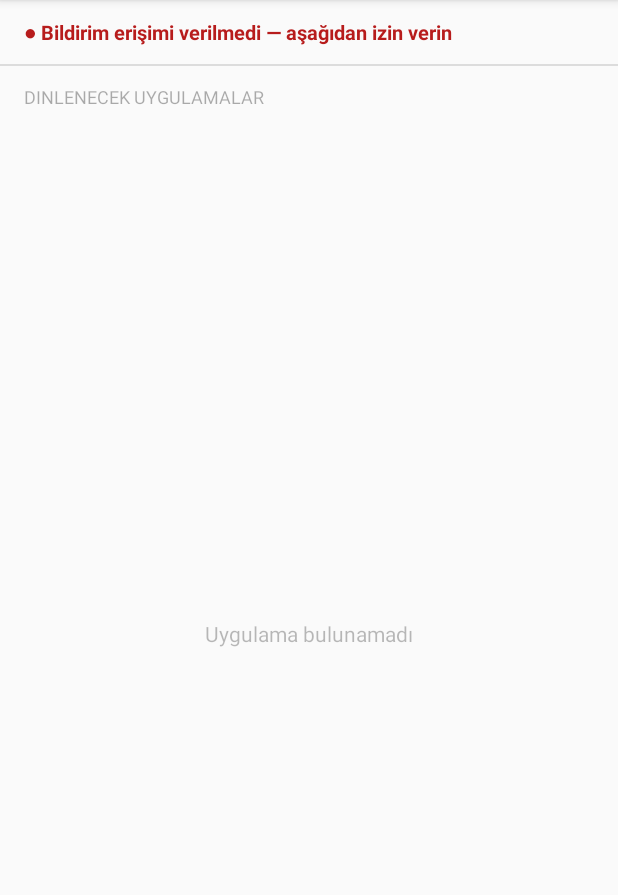
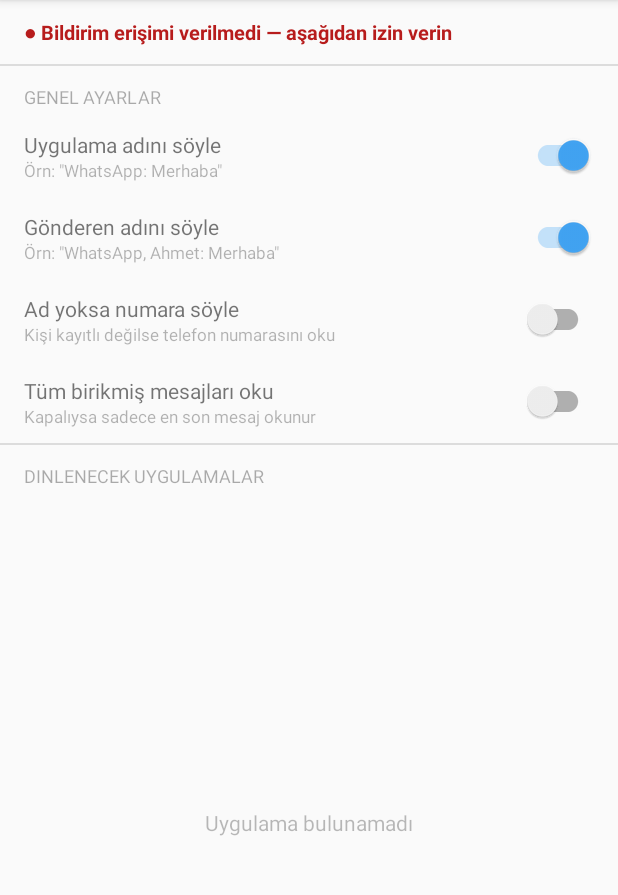
Before and after one commit to hakanerbasss/hakanerbasss.github.io, an Android app: the screen it shows after launch (MainActivity), on a phone screen of 412 x 824 dp, the part 84-979 px from its top. Run offline under Robolectric (Android 15) with nearby library versions, the phone set to English and light mode, and no system bars.

Commit message:
feat: uygulama adı / gönderen / numara / tüm mesajlar ayarları eklendi

```diff
--- a/notification-reader/app/src/main/java/com/hakanerbasss/notificationreader/AppPreferences.kt
+++ b/notification-reader/app/src/main/java/com/hakanerbasss/notificationreader/AppPreferences.kt
@@ -11,4 +11,16 @@ class AppPreferences(context: Context) {
     fun setAppEnabled(packageName: String, enabled: Boolean) {
         prefs.edit().putBoolean("pkg_$packageName", enabled).apply()
     }
+
+    fun isAnnounceApp(): Boolean = prefs.getBoolean("announce_app", true)
+    fun setAnnounceApp(v: Boolean) { prefs.edit().putBoolean("announce_app", v).apply() }
+
+    fun isAnnounceSender(): Boolean = prefs.getBoolean("announce_sender", true)
+    fun setAnnounceSender(v: Boolean) { prefs.edit().putBoolean("announce_sender", v).apply() }
+
+    fun isAnnounceNumber(): Boolean = prefs.getBoolean("announce_number", false)
+    fun setAnnounceNumber(v: Boolean) { prefs.edit().putBoolean("announce_number", v).apply() }
+
+    fun isReadAllMessages(): Boolean = prefs.getBoolean("read_all_msgs", false)
+    fun setReadAllMessages(v: Boolean) { prefs.edit().putBoolean("read_all_msgs", v).apply() }
 }
--- a/notification-reader/app/src/main/java/com/hakanerbasss/notificationreader/MainActivity.kt
+++ b/notification-reader/app/src/main/java/com/hakanerbasss/notificationreader/MainActivity.kt
@@ -9,6 +9,7 @@ import android.widget.ProgressBar
 import android.widget.TextView
 import androidx.appcompat.app.AlertDialog
 import androidx.appcompat.app.AppCompatActivity
+import androidx.appcompat.widget.SwitchCompat
 import androidx.recyclerview.widget.DividerItemDecoration
 import androidx.recyclerview.widget.LinearLayoutManager
 import androidx.recyclerview.widget.RecyclerView
@@ -39,12 +40,62 @@ class MainActivity : AppCompatActivity() {
         recyclerView.layoutManager = lm
         recyclerView.addItemDecoration(DividerItemDecoration(this, lm.orientation))
 
+        setupSettings()
         loadApps()
     }
 
     override fun onResume() {
         super.onResume()
         updatePermissionStatus()
+    }
+
+    private fun setupSettings() {
+        bindSetting(
+            rowId = R.id.row_announce_app,
+            title = "Uygulama adını söyle",
+            desc = "Örn: \"WhatsApp: Merhaba\"",
+            get = { prefs.isAnnounceApp() },
+            set = { prefs.setAnnounceApp(it) }
+        )
+        bindSetting(
+            rowId = R.id.row_announce_sender,
+            title = "Gönderen adını söyle",
+            desc = "Örn: \"WhatsApp, Ahmet: Merhaba\"",
+            get = { prefs.isAnnounceSender() },
+            set = { prefs.setAnnounceSender(it) }
+        )
+        bindSetting(
+            rowId = R.id.row_announce_number,
+            title = "Ad yoksa numara söyle",
+            desc = "Kişi kayıtlı değilse telefon numarasını oku",
+            get = { prefs.isAnnounceNumber() },
+            set = { prefs.setAnnounceNumber(it) }
+        )
+        bindSetting(
+            rowId = R.id.row_read_all,
+            title = "Tüm birikmiş mesajları oku",
+            desc = "Kapalıysa sadece en son mesaj okunur",
+            get = { prefs.isReadAllMessages() },
+            set = { prefs.setReadAllMessages(it) }
+        )
+    }
+
+    private fun bindSetting(
+        rowId: Int,
+        title: String,
+        desc: String,
+        get: () -> Boolean,
+        set: (Boolean) -> Unit
+    ) {
+        val row = findViewById<View>(rowId)
+        row.findViewById<TextView>(R.id.setting_title).text = title
+        val descView = row.findViewById<TextView>(R.id.setting_desc)
+        descView.text = desc
+        descView.visibility = View.VISIBLE
+        val sw = row.findViewById<SwitchCompat>(R.id.setting_switch)
+        sw.isChecked = get()
+        sw.setOnCheckedChangeListener { _, checked -> set(checked) }
+        row.setOnClickListener { sw.toggle() }
     }
 
     private fun updatePermissionStatus() {
--- a/notification-reader/app/src/main/res/layout/activity_main.xml
+++ b/notification-reader/app/src/main/res/layout/activity_main.xml
@@ -18,20 +18,56 @@
         android:layout_height="1dp"
         android:background="?android:attr/listDivider" />
 
+    <!-- Genel Ayarlar -->
     <TextView
         android:layout_width="match_parent"
         android:layout_height="wrap_content"
         android:paddingHorizontal="16dp"
         android:paddingTop="12dp"
         android:paddingBottom="4dp"
-        android:text="Dinlenecek uygulamalar"
+        android:text="Genel Ayarlar"
+        android:textSize="12sp"
+        android:textAllCaps="true"
+        android:alpha="0.6" />
+
+    <LinearLayout
+        android:layout_width="match_parent"
+        android:layout_height="wrap_content"
+        android:orientation="vertical"
+        android:paddingHorizontal="8dp">
+
+        <include layout="@layout/item_setting"
+            android:id="@+id/row_announce_app" />
+        <include layout="@layout/item_setting"
+            android:id="@+id/row_announce_sender" />
+        <include layout="@layout/item_setting"
+            android:id="@+id/row_announce_number" />
+        <include layout="@layout/item_setting"
+            android:id="@+id/row_read_all" />
+
+    </LinearLayout>
+
+    <View
+        android:layout_width="match_parent"
+        android:layout_height="1dp"
+        android:background="?android:attr/listDivider" />
+
+    <!-- Uygulama Listesi -->
+    <TextView
+        android:layout_width="match_parent"
+        android:layout_height="wrap_content"
+        android:paddingHorizontal="16dp"
+        android:paddingTop="12dp"
+        android:paddingBottom="4dp"
+        android:text="Dinlenecek Uygulamalar"
         android:textSize="12sp"
         android:textAllCaps="true"
         android:alpha="0.6" />
 
     <FrameLayout
         android:layout_width="match_parent"
-        android:layout_height="match_parent">
+        android:layout_height="0dp"
+        android:layout_weight="1">
 
         <ProgressBar
             android:id="@+id/progress_bar"
--- /dev/null
+++ b/notification-reader/app/src/main/res/layout/item_setting.xml
@@ -0,0 +1,39 @@
+<?xml version="1.0" encoding="utf-8"?>
+<LinearLayout xmlns:android="http://schemas.android.com/apk/res/android"
+    android:layout_width="match_parent"
+    android:layout_height="wrap_content"
+    android:gravity="center_vertical"
+    android:paddingHorizontal="8dp"
+    android:paddingVertical="2dp"
+    android:background="?attr/selectableItemBackground"
+    android:orientation="horizontal">
+
+    <LinearLayout
+        android:layout_width="0dp"
+        android:layout_height="wrap_content"
+        android:layout_weight="1"
+        android:orientation="vertical"
+        android:paddingVertical="8dp">
+
+        <TextView
+            android:id="@+id/setting_title"
+            android:layout_width="wrap_content"
+            android:layout_height="wrap_content"
+            android:textSize="14sp" />
+
+        <TextView
+            android:id="@+id/setting_desc"
+            android:layout_width="wrap_content"
+            android:layout_height="wrap_content"
+            android:textSize="11sp"
+            android:alpha="0.55"
+            android:visibility="gone" />
+
+    </LinearLayout>
+
+    <androidx.appcompat.widget.SwitchCompat
+        android:id="@+id/setting_switch"
+        android:layout_width="wrap_content"
+        android:layout_height="wrap_content" />
+
+</LinearLayout>
```
Also changed, not shown: notification-reader/app/src/main/java/com/hakanerbasss/notificationreader/NotificationReaderService.kt (+60 -23 lines).
